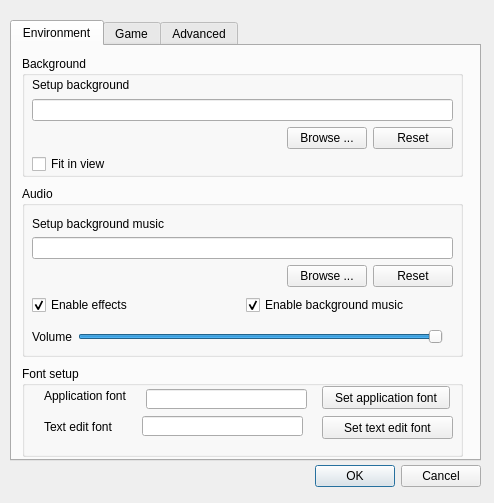
Qt form src/configdialog.ui (Mogara/QSanguosha) before a commit.
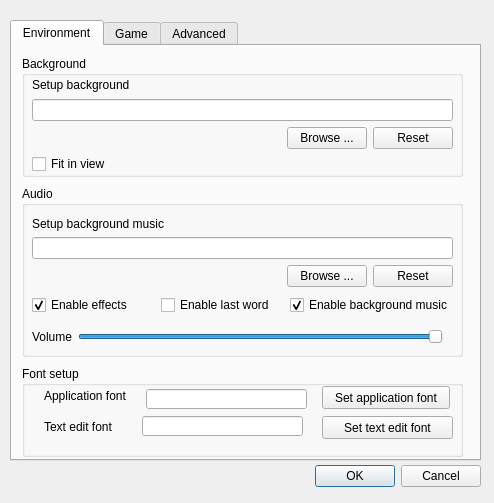
The same form after that commit.

The edit to the form file:
```diff
--- a/src/configdialog.ui
+++ b/src/configdialog.ui
@@ -124,6 +124,13 @@
          </property>
         </widget>
        </item>
+       <item>
+        <widget class="QCheckBox" name="enableLastWordCheckBox">
+         <property name="text">
+          <string>Enable last word</string>
+         </property>
+        </widget>
+       </item>
        <item>
         <widget class="QCheckBox" name="enableBgMusicCheckBox">
          <property name="text">
```
